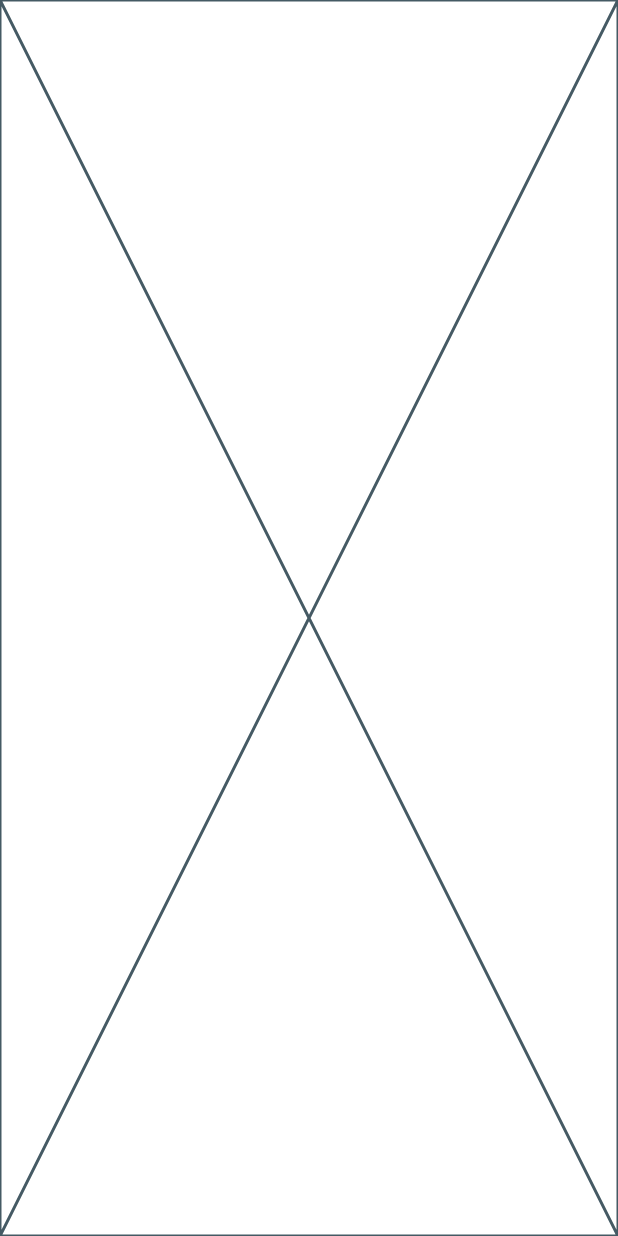
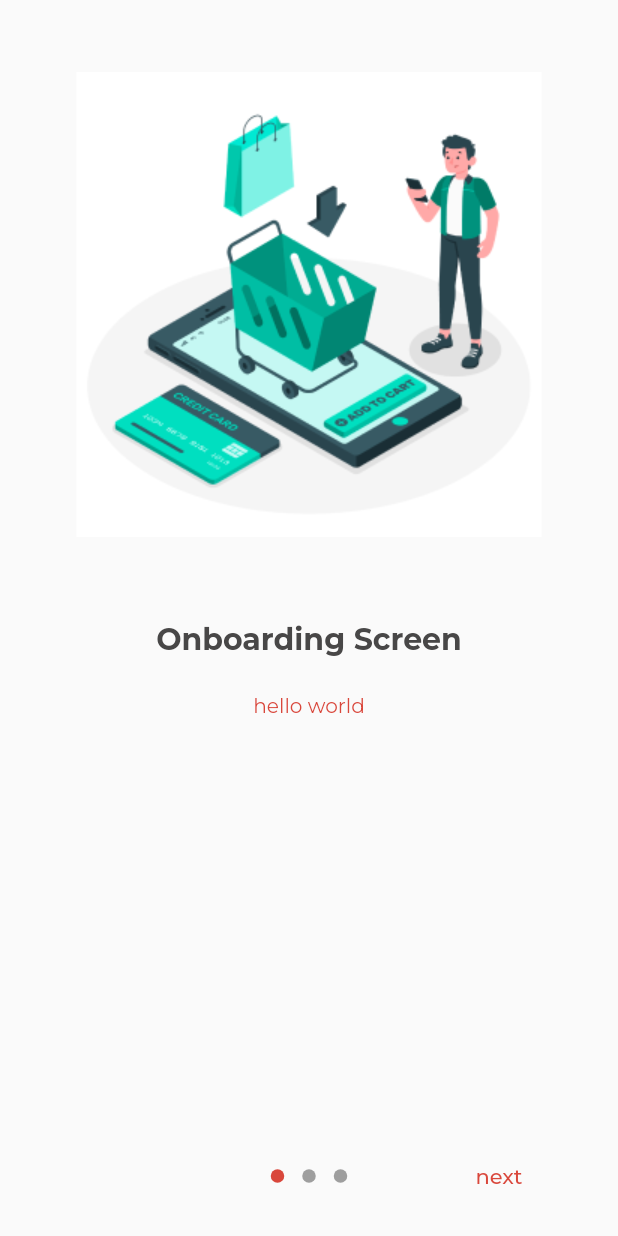
Before and after one commit to AhmedShehatah/evcs, a Flutter app: the screen it shows after launch, on a phone screen of 412 x 824 dp. Run offline on Flutter 3.47's test engine with Material 2 defaults, Android fonts, the phone set to English and light mode, and no system bars; drawn by our look-alikes of introduction_screen; our stand-ins replace cached_network_image, dio, flutter_bloc, flutter_screenutil, flutter_svg, geolocator and 4 more.

Commit message:
add onboarding init design

```diff
--- a/lib/app/app.dart
+++ b/lib/app/app.dart
@@ -1,5 +1,6 @@
 // ignore_for_file: library_private_types_in_public_api
 
+import 'package:evcs/features/onboarding/onboarding_screen.dart';
 import 'package:flutter/material.dart';
 import 'package:flutter/services.dart';
 import 'package:flutter_bloc/flutter_bloc.dart';
@@ -11,7 +12,6 @@ import '../../core/constants/app_colors.dart';
 import '../../core/constants/app_consts.dart';
 import '../../core/constants/app_font.dart';
 import '../../core/constants/app_style.dart';
-
 import '../../core/di/di_manager.dart';
 import '../../core/localization/translations.dart';
 import '../../core/navigator/route_generator.dart';
@@ -63,7 +63,9 @@ class _AppState extends State<App> {
                     debugShowCheckedModeBanner: false,
                     builder: (BuildContext context, Widget? widget) {
                       ScreenHelper(context);
-                      return const Placeholder();
+                      return Container(
+                        child: widget,
+                      );
                     },
                     theme: ThemeData(
                       textTheme:
@@ -84,13 +86,11 @@ class _AppState extends State<App> {
                         style: TextButton.styleFrom(
                           foregroundColor:
                               DIManager.findDep<AppColorsController>()
-                                  .textButtonBackground,
+                                  .primaryColor,
                           padding: EdgeInsets.zero,
                         ),
                       ),
-                      // colorScheme: ColorScheme(
-                      //     background: DIManager.findDep<AppColorsController>()
-                      //         .scaffoldBGColor),
+                      colorScheme: const ColorScheme.light(),
                     ),
                     title: AppConsts.appName,
 
@@ -108,7 +108,7 @@ class _AppState extends State<App> {
                       // Built-in localization of basic text for Cupertino widgets
                       GlobalCupertinoLocalizations.delegate,
                     ],
-                    // initialRoute: SplashPage.routeName,
+                    initialRoute: OnBoardingScreen.routeName,
                   );
                 });
           },
--- a/lib/app/cubit/application_bloc.dart
+++ b/lib/app/cubit/application_bloc.dart
@@ -3,11 +3,8 @@ import 'package:flutter_bloc/flutter_bloc.dart';
 import 'package:get/get.dart';
 
 import '../../../core/constants/app_consts.dart';
-
 import '../../../core/di/di_manager.dart';
-
 import '../../../core/shared_prefs/shared_prefs.dart';
-
 import 'application_state.dart';
 
 class ApplicationCubit extends Cubit<ApplicationState> {
--- a/lib/core/constants/app_assets.dart
+++ b/lib/core/constants/app_assets.dart
@@ -6,4 +6,6 @@ class AppAssets {
   static String media_placeholder = "";
   static String general_placeholder_image = "";
   static String general_error_image = "";
+
+  static String onboarding_image = "assets/images/onboarding.png";
 }
--- a/lib/core/di/di_manager.dart
+++ b/lib/core/di/di_manager.dart
@@ -1,12 +1,13 @@
 // ignore_for_file: unused_element
+
+import 'package:get_it/get_it.dart';
+import 'package:get_storage/get_storage.dart';
 
 import '../../app/cubit/application_bloc.dart';
 import '../constants/app_colors.dart';
 import '../navigator/app_navigator.dart';
 import '../network/network_module.dart';
 import '../shared_prefs/shared_prefs.dart';
-import 'package:get_it/get_it.dart';
-import 'package:get_storage/get_storage.dart';
 
 final getIt = GetIt.instance;
 
--- a/lib/core/localization/ar.dart
+++ b/lib/core/localization/ar.dart
@@ -1 +1 @@
-Map<String, String> ar = {};
+Map<String, String> ar = {'done': 'تم'};
--- a/lib/core/localization/en.dart
+++ b/lib/core/localization/en.dart
@@ -1 +1 @@
-Map<String, String> en = {};
+Map<String, String> en = {'done': 'done'};
--- a/lib/core/localization/translations.dart
+++ b/lib/core/localization/translations.dart
@@ -1,6 +1,7 @@
+import 'package:get/get.dart';
+
 import 'ar.dart';
 import 'en.dart';
-import 'package:get/get.dart';
 
 class AppTranslations extends Translations {
   @override
--- a/lib/core/navigator/route_generator.dart
+++ b/lib/core/navigator/route_generator.dart
@@ -1,4 +1,5 @@
 import 'package:animations/animations.dart';
+import 'package:evcs/features/onboarding/onboarding_screen.dart';
 import 'package:flutter/material.dart';
 
 class RouteGenerator {
@@ -30,6 +31,8 @@ class RouteGenerator {
 
   static Widget getPage(RouteSettings settings, args) {
     switch (settings.name) {
+      case OnBoardingScreen.routeName:
+        return const OnBoardingScreen();
       default:
         settings = RouteSettings(
             arguments: settings.arguments, name: DefaultRoute.routeName);
--- a/lib/core/network/api_provider.dart
+++ b/lib/core/network/api_provider.dart
@@ -1,7 +1,6 @@
 import 'dart:io';
 
 import 'package:dio/dio.dart';
-import 'http_method.dart';
 
 import '../../../core/di/di_manager.dart';
 import '../../../core/errors/base_error.dart';
@@ -12,8 +11,8 @@ import '../../../core/errors/not_found_error.dart';
 import '../../../core/errors/time_out_error.dart';
 import '../../../core/errors/unauthorized_error.dart';
 import '../../../core/errors/unexpected_error.dart';
-
 import '../../../core/results/result.dart';
+import 'http_method.dart';
 
 class ApiProvider {
   static Future<Result<T>> download<T>({
--- a/lib/core/states/base_fail_state.dart
+++ b/lib/core/states/base_fail_state.dart
@@ -1,8 +1,7 @@
 import 'dart:ui';
 
+import '../../../core/errors/base_error.dart';
 import 'base_states.dart';
-
-import '../../../core/errors/base_error.dart';
 
 class BaseFailState extends BaseState {
   final BaseError? error;
--- /dev/null
+++ b/lib/features/onboarding/onboarding_screen.dart
@@ -0,0 +1,30 @@
+import 'package:evcs/core/constants/dimens.dart';
+import 'package:evcs/core/utils/localization/app_localizations.dart';
+import 'package:evcs/features/onboarding/widgets/dummy_page.dart';
+import 'package:flutter/material.dart';
+import 'package:introduction_screen/introduction_screen.dart';
+
+class OnBoardingScreen extends StatelessWidget {
+  static const String routeName = '/onboarding-screen';
+  const OnBoardingScreen({super.key});
+
+  @override
+  Widget build(BuildContext context) {
+    return SafeArea(
+      child: IntroductionScreen(
+        bodyPadding: Dimens.defaultPageHorizontalPadding,
+        showNextButton: true,
+        next: Text(translate('next')),
+        done: Text(
+          translate('done'),
+        ),
+        pages: [
+          dummyPage(),
+          dummyPage(),
+          dummyPage(),
+        ],
+        onDone: () {},
+      ),
+    );
+  }
+}
--- /dev/null
+++ b/lib/features/onboarding/widgets/dummy_page.dart
@@ -0,0 +1,20 @@
+import 'package:evcs/core/constants/app_assets.dart';
+import 'package:evcs/core/utils/ui/widgets/images/custom_image.dart';
+import 'package:flutter/material.dart';
+import 'package:introduction_screen/introduction_screen.dart';
+
+import '../../../core/di/di_manager.dart';
+
+PageViewModel dummyPage() {
+  return PageViewModel(
+    title: 'Onboarding Screen',
+    body: 'hello world',
+    image: CustomImage.rectangle(
+      image: AppAssets.onboarding_image,
+    ),
+    decoration: PageDecoration(
+        bodyTextStyle: TextStyle(
+      color: DIManager.findCC().primaryColor,
+    )),
+  );
+}
--- a/pubspec.yaml
+++ b/pubspec.yaml
@@ -30,6 +30,7 @@ dependencies:
   google_fonts: ^6.1.0
   internet_connection_checker: ^1.0.0+1
   intl: ^0.18.1
+  introduction_screen: ^3.1.12
   package_info_plus: ^4.2.0
   rxdart: ^0.27.7
   shimmer: ^3.0.0
@@ -42,8 +43,8 @@ dev_dependencies:
 flutter:
   uses-material-design: true
   # To add assets to your application, add an assets section, like this:
-  # assets:
-  #   - images/a_dot_burr.jpeg
+  assets:
+    - assets/images/
   #   - images/a_dot_ham.jpeg
   # example:
   # fonts:
```
Also changed, not shown: assets/images/onboarding.png (added), pubspec.lock.
